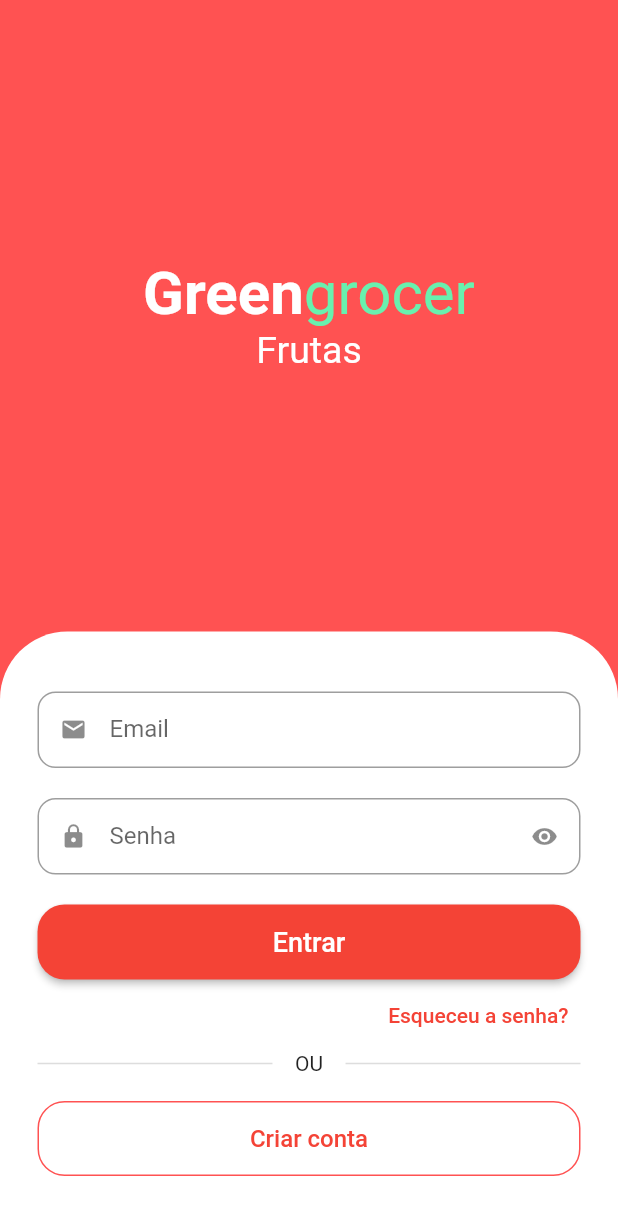
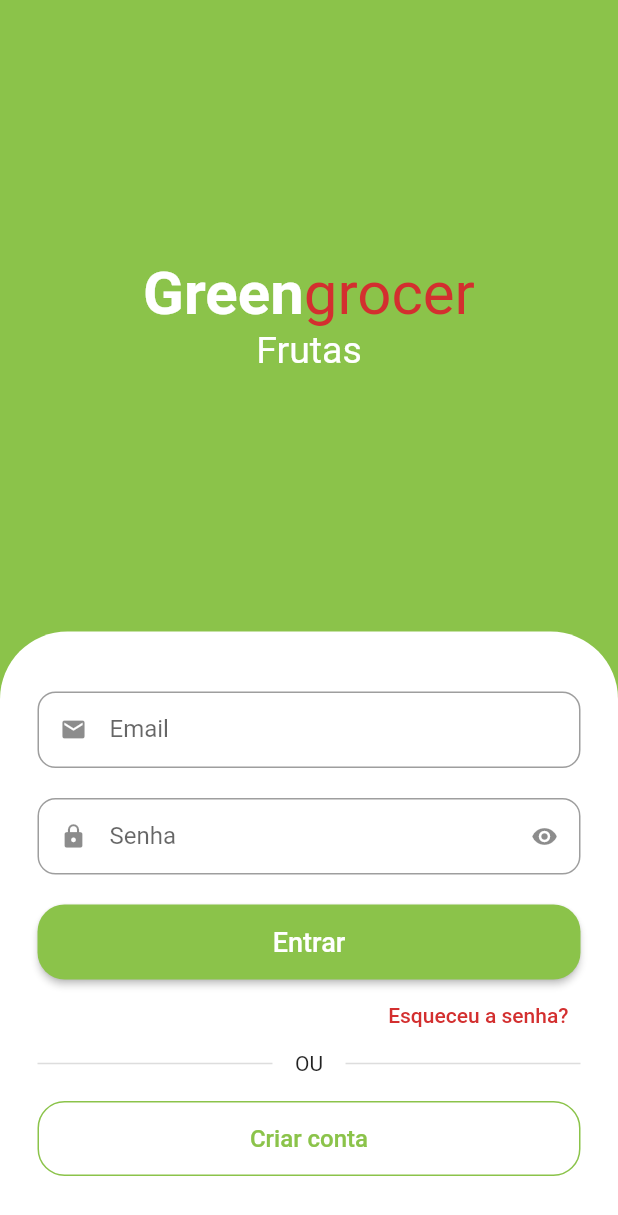
Before and after one commit to Wkerlyson/greengrocer, a Flutter app: the screen it shows after launch, on a phone screen of 412 x 824 dp. Shown: the top 1215 px of the screen. Run offline on Flutter 3.47's test engine with Material 2 defaults, Android fonts, the phone set to English and light mode, and no system bars; drawn by our look-alikes of animated_text_kit.

Commit message:
Creating and adding custom colors

```diff
--- a/lib/main.dart
+++ b/lib/main.dart
@@ -1,5 +1,6 @@
 import 'package:flutter/material.dart';
 import 'package:greengrocer/src/auth/Sign_in_screen.dart';
+import 'package:greengrocer/src/config/custom_colors.dart';
 
 void main() {
   runApp(const MyApp());
@@ -13,7 +14,7 @@ class MyApp extends StatelessWidget {
     return MaterialApp(
       title: 'Flutter Demo',
       theme: ThemeData(
-        primarySwatch: Colors.red,
+        primarySwatch: CustomColors.customSwatchColor,
       ),
       debugShowCheckedModeBanner: false,
       home: const SignInScreen(),
--- a/lib/src/auth/sign_in_screen.dart
+++ b/lib/src/auth/sign_in_screen.dart
@@ -1,6 +1,7 @@
 import 'package:animated_text_kit/animated_text_kit.dart';
 import 'package:flutter/material.dart';
 import 'package:greengrocer/src/auth/components/custom_text_field.dart';
+import 'package:greengrocer/src/config/custom_colors.dart';
 
 class SignInScreen extends StatelessWidget {
   const SignInScreen({super.key});
@@ -8,7 +9,7 @@ class SignInScreen extends StatelessWidget {
   @override
   Widget build(BuildContext context) {
     return Scaffold(
-      backgroundColor: Colors.redAccent,
+      backgroundColor: CustomColors.customSwatchColor,
       body: Column(
         children: [
           Expanded(
@@ -16,11 +17,11 @@ class SignInScreen extends StatelessWidget {
               mainAxisAlignment: MainAxisAlignment.center,
               children: [
                 //Nome do App
-                const Text.rich(
+                Text.rich(
                   TextSpan(
-                    style: TextStyle(fontSize: 40),
+                    style: const TextStyle(fontSize: 40),
                     children: [
-                      TextSpan(
+                      const TextSpan(
                         text: 'Green',
                         style: TextStyle(
                           color: Colors.white,
@@ -30,7 +31,7 @@ class SignInScreen extends StatelessWidget {
                       TextSpan(
                         text: 'grocer',
                         style: TextStyle(
-                          color: Colors.greenAccent,
+                          color: CustomColors.customContrastColor,
                         ),
                       ),
                     ],
@@ -95,6 +96,7 @@ class SignInScreen extends StatelessWidget {
                       'Entrar',
                       style: TextStyle(
                         fontSize: 18,
+                        color: Colors.white,
                       ),
                     ),
                   ),
@@ -103,10 +105,10 @@ class SignInScreen extends StatelessWidget {
                   alignment: Alignment.centerRight,
                   child: TextButton(
                     onPressed: () {},
-                    child: const Text(
+                    child: Text(
                       'Esqueceu a senha?',
                       style: TextStyle(
-                        color: Colors.red,
+                        color: CustomColors.customContrastColor,
                       ),
                     ),
                   ),
@@ -143,9 +145,9 @@ class SignInScreen extends StatelessWidget {
                       shape: RoundedRectangleBorder(
                         borderRadius: BorderRadius.circular(18),
                       ),
-                      side: const BorderSide(
+                      side: BorderSide(
                         width: 1,
-                        color: Colors.redAccent,
+                        color: CustomColors.customSwatchColor,
                       ),
                     ),
                     onPressed: () {},
--- /dev/null
+++ b/lib/src/config/custom_colors.dart
@@ -0,0 +1,20 @@
+import 'package:flutter/material.dart';
+
+Map<int, Color> _swatchOpacity = {
+  50: const Color.fromRGBO(139, 195, 74, .1),
+  100: const Color.fromRGBO(139, 195, 74, .2),
+  200: const Color.fromRGBO(139, 195, 74, .3),
+  300: const Color.fromRGBO(139, 195, 74, .4),
+  400: const Color.fromRGBO(139, 195, 74, .5),
+  500: const Color.fromRGBO(139, 195, 74, .6),
+  600: const Color.fromRGBO(139, 195, 74, .7),
+  700: const Color.fromRGBO(139, 195, 74, .8),
+  800: const Color.fromRGBO(139, 195, 74, .9),
+  900: const Color.fromRGBO(139, 195, 74, 1)
+};
+
+abstract class CustomColors {
+  static Color customContrastColor = Colors.red.shade700;
+  static MaterialColor customSwatchColor =
+      MaterialColor(0xFF8BC34A, _swatchOpacity);
+}
```
